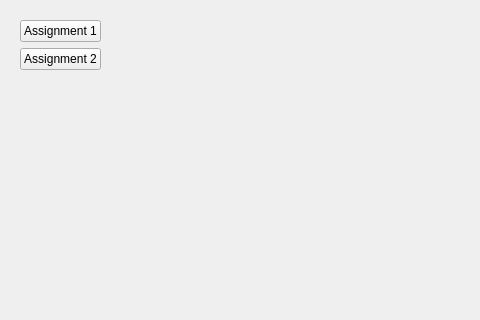
First picture: the form in resources/widget/MayaPyHomeWidget/widget.ui, repository ryeleo/ChernoffFaceAnimator, before the edit; both pictures show x 0 to 480 and y 0 to 320 of the 608 by 422 pixel window.
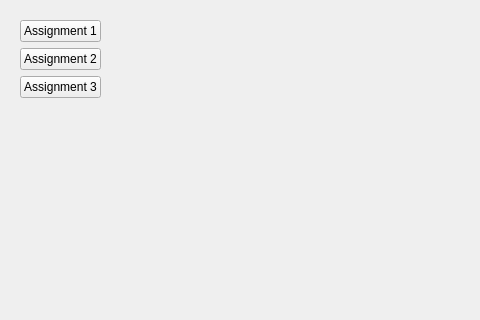
Second picture: the form after the edit.

Patch:
```diff
--- a/resources/widget/MayaPyHomeWidget/widget.ui
+++ b/resources/widget/MayaPyHomeWidget/widget.ui
@@ -31,6 +31,13 @@
         </property>
        </widget>
       </item>
+      <item>
+       <widget class="QPushButton" name="assignment3Btn">
+        <property name="text">
+         <string>Assignment 3</string>
+        </property>
+       </widget>
+      </item>
       <item>
        <spacer name="verticalSpacer">
         <property name="orientation">
```
